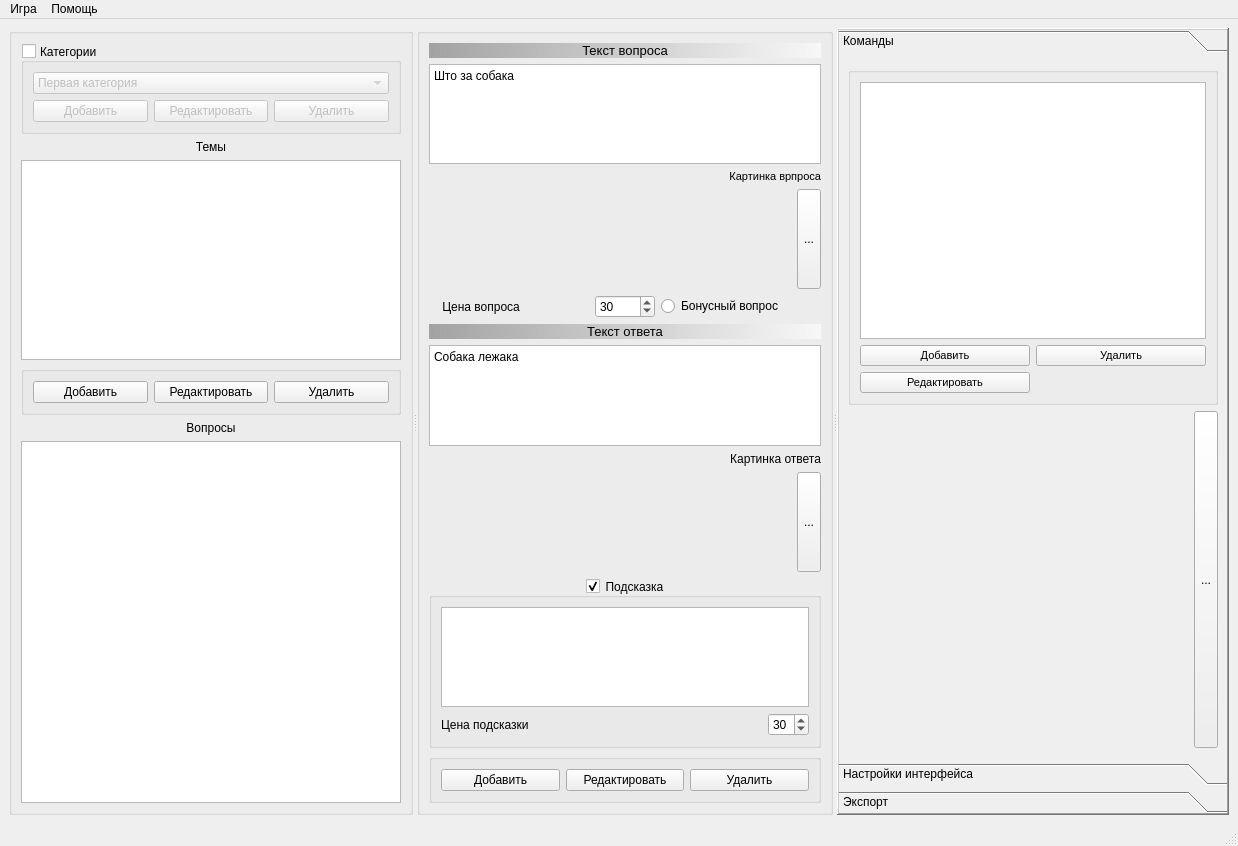
First picture: the form in backend/mainwindow.ui, repository leoneii/py_Jeopardy, before the edit.
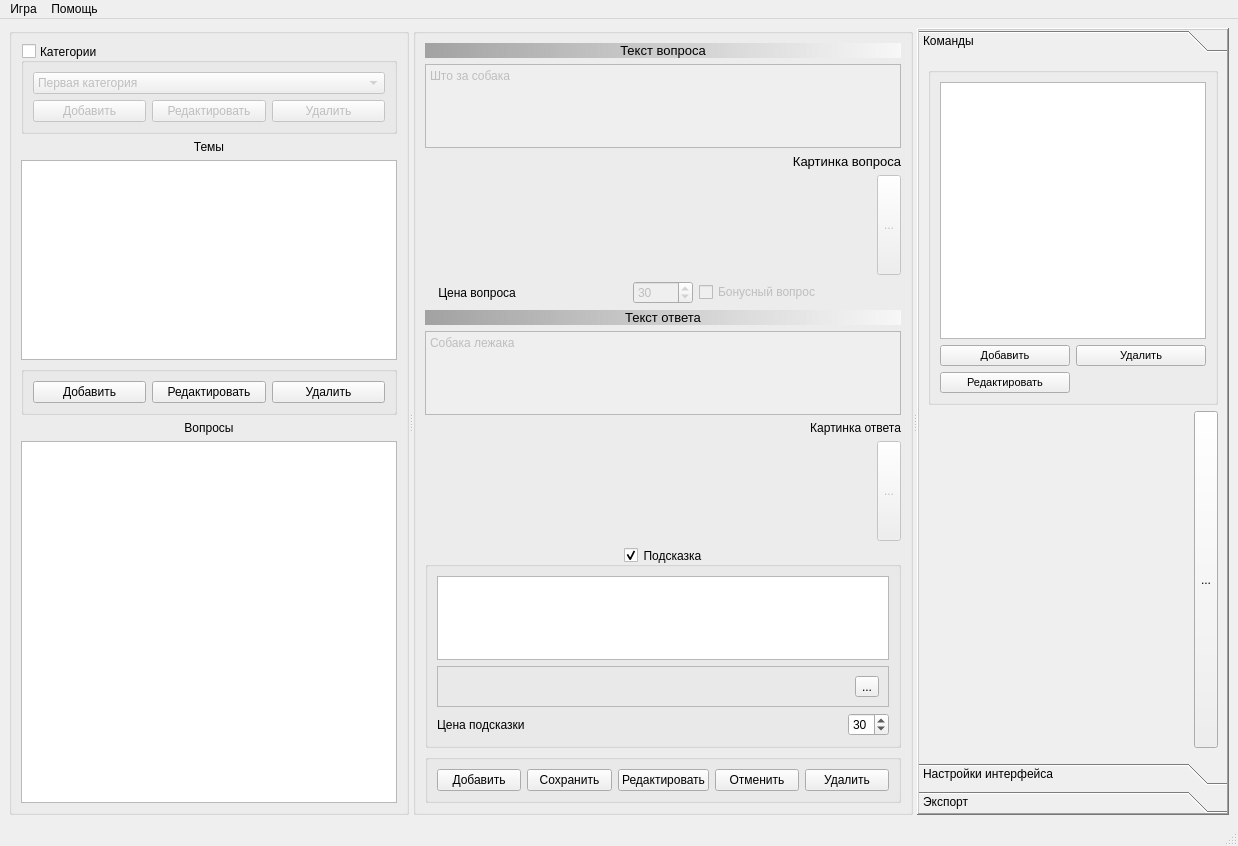
Second picture: the form after the edit. Icons and pictures are not drawn.

Patch:
```diff
--- a/backend/mainwindow.ui
+++ b/backend/mainwindow.ui
@@ -251,6 +251,9 @@
           </item>
           <item>
            <widget class="QTextEdit" name="textEdit_questText">
+            <property name="enabled">
+             <bool>false</bool>
+            </property>
             <property name="minimumSize">
              <size>
               <width>0</width>
@@ -269,7 +272,7 @@
              <string>&lt;!DOCTYPE HTML PUBLIC &quot;-//W3C//DTD HTML 4.0//EN&quot; &quot;http://www.w3.org/TR/REC-html40/strict.dtd&quot;&gt;
 &lt;html&gt;&lt;head&gt;&lt;meta name=&quot;qrichtext&quot; content=&quot;1&quot; /&gt;&lt;title&gt;Вопрос&lt;/title&gt;&lt;style type=&quot;text/css&quot;&gt;
 p, li { white-space: pre-wrap; }
-&lt;/style&gt;&lt;/head&gt;&lt;body style=&quot; font-family:'MS Shell Dlg 2'; font-size:9pt; font-weight:400; font-style:normal;&quot;&gt;
+&lt;/style&gt;&lt;/head&gt;&lt;body style=&quot; font-family:'Noto Sans'; font-size:9pt; font-weight:400; font-style:normal;&quot;&gt;
 &lt;p style=&quot; margin-top:0px; margin-bottom:0px; margin-left:0px; margin-right:0px; -qt-block-indent:0; text-indent:0px;&quot;&gt;&lt;span style=&quot; font-family:'Sans Serif';&quot;&gt;Што за собака&lt;/span&gt;&lt;/p&gt;
 &lt;p style=&quot;-qt-paragraph-type:empty; margin-top:0px; margin-bottom:0px; margin-left:0px; margin-right:0px; -qt-block-indent:0; text-indent:0px; font-family:'Sans Serif';&quot;&gt;&lt;br /&gt;&lt;/p&gt;&lt;/body&gt;&lt;/html&gt;</string>
             </property>
@@ -279,11 +282,11 @@
            <widget class="QLabel" name="label_quiestPict">
             <property name="font">
              <font>
-              <pointsize>8</pointsize>
+              <pointsize>10</pointsize>
              </font>
             </property>
             <property name="text">
-             <string>Картинка врпроса</string>
+             <string>Картинка вопроса</string>
             </property>
             <property name="alignment">
              <set>Qt::AlignRight|Qt::AlignTrailing|Qt::AlignVCenter</set>
@@ -321,7 +324,10 @@
              </widget>
             </item>
             <item>
-             <widget class="QToolButton" name="toolButton_2">
+             <widget class="QToolButton" name="toolButton_pixQ">
+              <property name="enabled">
+               <bool>false</bool>
+              </property>
               <property name="sizePolicy">
                <sizepolicy hsizetype="Fixed" vsizetype="Expanding">
                 <horstretch>0</horstretch>
@@ -346,25 +352,34 @@
             </item>
             <item>
              <widget class="QSpinBox" name="spinBox_costQuest">
+              <property name="enabled">
+               <bool>false</bool>
+              </property>
               <property name="maximumSize">
                <size>
                 <width>60</width>
                 <height>16777215</height>
                </size>
               </property>
+              <property name="maximum">
+               <number>70</number>
+              </property>
+              <property name="singleStep">
+               <number>10</number>
+              </property>
               <property name="value">
                <number>30</number>
               </property>
              </widget>
             </item>
             <item>
-             <widget class="QRadioButton" name="radioButton_isBonus">
+             <widget class="QCheckBox" name="checkBox_isBonus">
+              <property name="enabled">
+               <bool>false</bool>
+              </property>
               <property name="text">
                <string>Бонусный вопрос</string>
               </property>
-              <property name="checked">
-               <bool>false</bool>
-              </property>
              </widget>
             </item>
            </layout>
@@ -389,6 +404,9 @@
           </item>
           <item>
            <widget class="QTextEdit" name="textEdit_answerText">
+            <property name="enabled">
+             <bool>false</bool>
+            </property>
             <property name="minimumSize">
              <size>
               <width>0</width>
@@ -404,7 +422,7 @@
              <string>&lt;!DOCTYPE HTML PUBLIC &quot;-//W3C//DTD HTML 4.0//EN&quot; &quot;http://www.w3.org/TR/REC-html40/strict.dtd&quot;&gt;
 &lt;html&gt;&lt;head&gt;&lt;meta name=&quot;qrichtext&quot; content=&quot;1&quot; /&gt;&lt;style type=&quot;text/css&quot;&gt;
 p, li { white-space: pre-wrap; }
-&lt;/style&gt;&lt;/head&gt;&lt;body style=&quot; font-family:'MS Shell Dlg 2'; font-size:9pt; font-weight:400; font-style:normal;&quot;&gt;
+&lt;/style&gt;&lt;/head&gt;&lt;body style=&quot; font-family:'Noto Sans'; font-size:9pt; font-weight:400; font-style:normal;&quot;&gt;
 &lt;p style=&quot; margin-top:0px; margin-bottom:0px; margin-left:0px; margin-right:0px; -qt-block-indent:0; text-indent:0px;&quot;&gt;&lt;span style=&quot; font-family:'Sans Serif';&quot;&gt;Собака лежака&lt;/span&gt;&lt;/p&gt;&lt;/body&gt;&lt;/html&gt;</string>
             </property>
            </widget>
@@ -447,7 +465,10 @@
              </widget>
             </item>
             <item>
-             <widget class="QToolButton" name="toolButton_3">
+             <widget class="QToolButton" name="toolButton_pixA">
+              <property name="enabled">
+               <bool>false</bool>
+              </property>
               <property name="sizePolicy">
                <sizepolicy hsizetype="Fixed" vsizetype="Expanding">
                 <horstretch>0</horstretch>
@@ -463,6 +484,9 @@
           </item>
           <item>
            <widget class="QGroupBox" name="groupBox_tooltip">
+            <property name="enabled">
+             <bool>true</bool>
+            </property>
             <property name="title">
              <string>Подсказка</string>
             </property>
@@ -473,23 +497,7 @@
              <bool>true</bool>
             </property>
             <layout class="QGridLayout" name="gridLayout_7">
-             <item row="0" column="0" colspan="3">
-              <widget class="QTextEdit" name="textEdit_tooltipText">
-               <property name="font">
-                <font>
-                 <pointsize>9</pointsize>
-                </font>
-               </property>
-              </widget>
-             </item>
-             <item row="2" column="2">
-              <widget class="QSpinBox" name="spinBox_costTooltip">
-               <property name="value">
-                <number>30</number>
-               </property>
-              </widget>
-             </item>
-             <item row="2" column="1">
+             <item row="3" column="1">
               <spacer name="horizontalSpacer_9">
                <property name="orientation">
                 <enum>Qt::Horizontal</enum>
@@ -502,13 +510,73 @@
                </property>
               </spacer>
              </item>
-             <item row="2" column="0">
+             <item row="0" column="0" colspan="3">
+              <widget class="QTextEdit" name="textEdit_tooltipText">
+               <property name="enabled">
+                <bool>true</bool>
+               </property>
+               <property name="font">
+                <font>
+                 <pointsize>9</pointsize>
+                </font>
+               </property>
+              </widget>
+             </item>
+             <item row="3" column="0">
               <widget class="QLabel" name="label_14">
                <property name="text">
                 <string>Цена подсказки</string>
                </property>
               </widget>
              </item>
+             <item row="3" column="2">
+              <widget class="QSpinBox" name="spinBox_costTooltip">
+               <property name="maximum">
+                <number>70</number>
+               </property>
+               <property name="singleStep">
+                <number>10</number>
+               </property>
+               <property name="value">
+                <number>30</number>
+               </property>
+              </widget>
+             </item>
+             <item row="2" column="0" colspan="3">
+              <widget class="QFrame" name="frame">
+               <property name="frameShape">
+                <enum>QFrame::StyledPanel</enum>
+               </property>
+               <property name="frameShadow">
+                <enum>QFrame::Raised</enum>
+               </property>
+               <layout class="QHBoxLayout" name="horizontalLayout_6">
+                <item>
+                 <widget class="QLabel" name="label_toolPix">
+                  <property name="text">
+                   <string/>
+                  </property>
+                  <property name="pixmap">
+                   <pixmap>../img/logo/logo.png</pixmap>
+                  </property>
+                  <property name="scaledContents">
+                   <bool>true</bool>
+                  </property>
+                 </widget>
+                </item>
+                <item>
+                 <widget class="QToolButton" name="toolButton_PixT">
+                  <property name="enabled">
+                   <bool>true</bool>
+                  </property>
+                  <property name="text">
+                   <string>...</string>
+                  </property>
+                 </widget>
+                </item>
+               </layout>
+              </widget>
+             </item>
             </layout>
            </widget>
           </item>
@@ -525,6 +593,16 @@
                </property>
               </widget>
              </item>
+             <item>
+              <widget class="QPushButton" name="pushButton_Save">
+               <property name="enabled">
+                <bool>true</bool>
+               </property>
+               <property name="text">
+                <string>Сохранить</string>
+               </property>
+              </widget>
+             </item>
              <item>
               <widget class="QPushButton" name="pushButton_editQ">
                <property name="text">
@@ -532,6 +610,13 @@
                </property>
               </widget>
              </item>
+             <item>
+              <widget class="QPushButton" name="pushButton_Cancel">
+               <property name="text">
+                <string>Отменить</string>
+               </property>
+              </widget>
+             </item>
              <item>
               <widget class="QPushButton" name="pushButton_delQ">
                <property name="text">
@@ -587,8 +672,8 @@
          <rect>
           <x>0</x>
           <y>0</y>
-          <width>308</width>
-          <height>699</height>
+          <width>296</width>
+          <height>684</height>
          </rect>
         </property>
         <attribute name="label">
```
Left out of the diff: 14 changed lines with no effect on the pictures.
